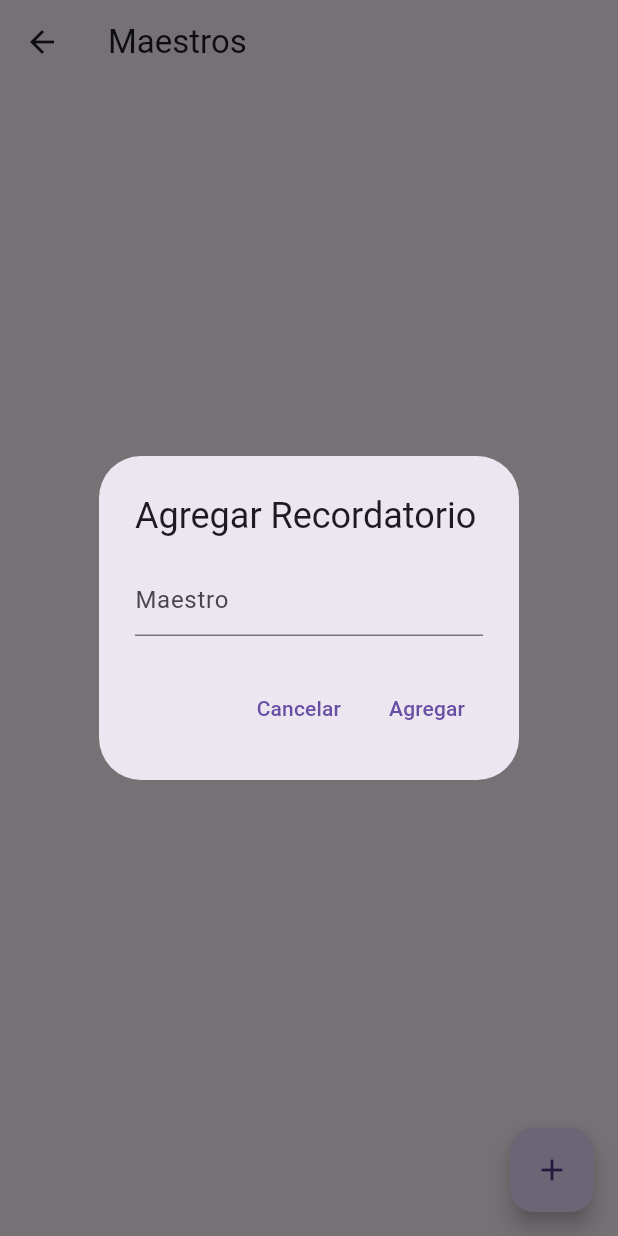
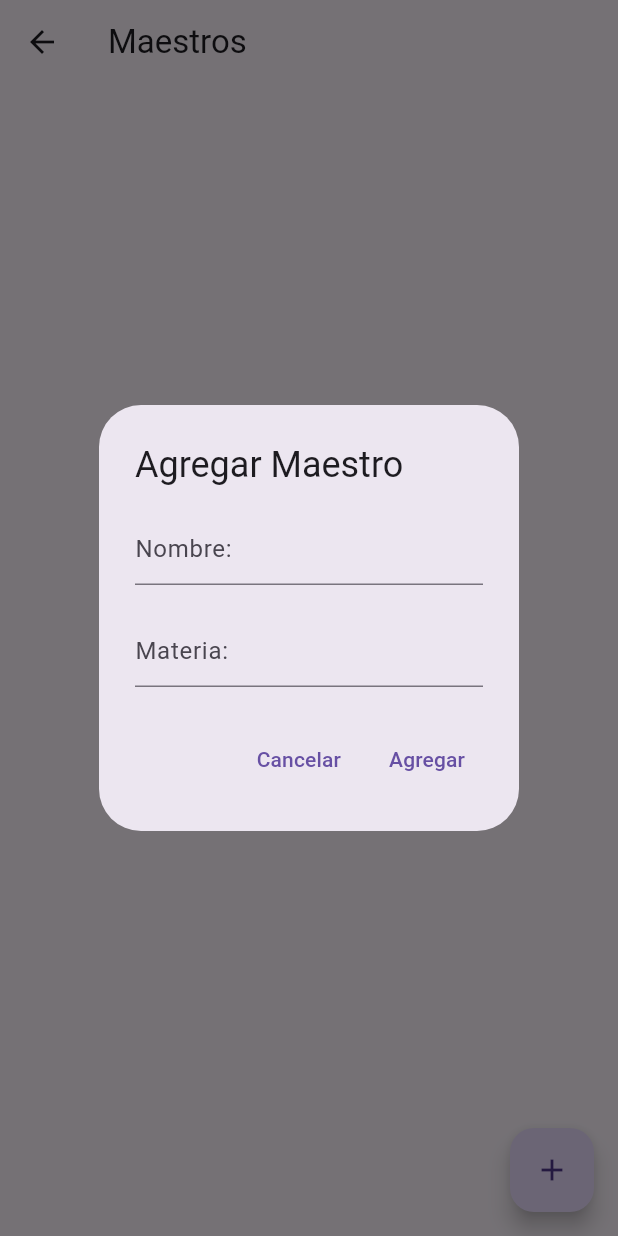
Before and after one commit to RubenAguilar/Recordatorios, a Flutter app: the Maestros screen opened directly, after a tap on the "add" icon, on a phone screen of 412 x 824 dp. Run offline on Flutter 3.47's test engine with Material 3 defaults, Android fonts, the phone set to English and light mode, and no system bars.

Commit message:
formulario de categoria y maestro

```diff
--- a/lib/screen/maestros.dart
+++ b/lib/screen/maestros.dart
@@ -27,13 +27,18 @@ class Maestros extends StatelessWidget {
       context: context,
       builder: (BuildContext context) {
         return AlertDialog(
-          title: const Text('Agregar Recordatorio'),
+          title: const Text('Agregar Maestro'),
           content: Column(
             mainAxisSize: MainAxisSize.min,
             children: [
               TextField(
                 controller: maestroController,
-                decoration: const InputDecoration(hintText: 'Maestro'),
+                decoration: const InputDecoration(hintText: 'Nombre:'),
+              ),
+              const SizedBox(height: 20),
+              TextField(
+                controller: maestroController,
+                decoration: const InputDecoration(hintText: 'Materia:'),
               ),
             ],
           ),
```
Also changed, not shown: lib/screen/categorias.dart (+55 -4 lines).
